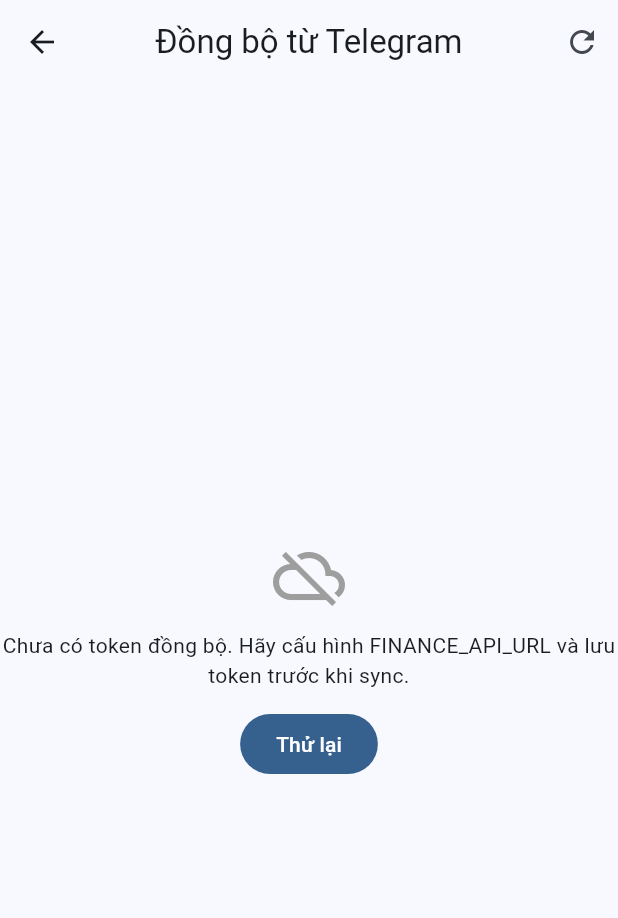
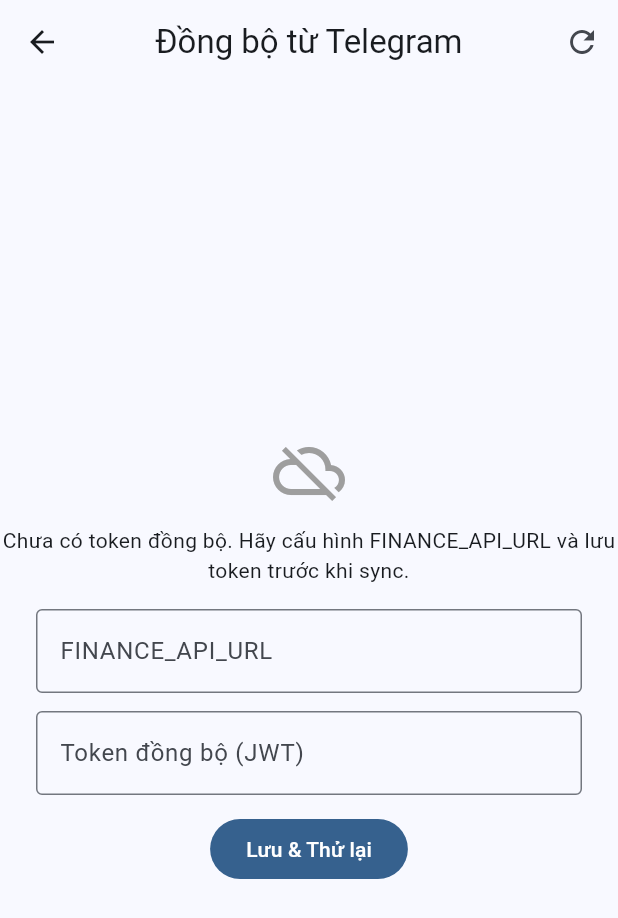
Before and after one commit to huydaobk/finance-suite, a Flutter app: the screen it shows after launch, item 2 of the bottom bar chosen, after a tap on the "telegram" icon, on a phone screen of 412 x 824 dp. Shown: the top 918 px of the screen. Run offline on Flutter 3.47's test engine with Material 3 defaults, Android fonts, the phone set to English and light mode, and no system bars; our stand-ins replace drift, drift_flutter, fl_chart, package_info_plus, rxdart, shared_preferences; accounts and stored records are empty; generated files the repository leaves out were written again.

Commit message:
fix(sync): allow setting FINANCE_API_URL + token in-app

```diff
--- a/finance-manager-app/finance_manager_app/lib/core/sync/finance_sync_service.dart
+++ b/finance-manager-app/finance_manager_app/lib/core/sync/finance_sync_service.dart
@@ -5,15 +5,25 @@
 
 /// Kết nối tới finance-api để pull giao dịch từ Telegram.
 class FinanceSyncService {
-  static const String _baseUrl = String.fromEnvironment(
-    'FINANCE_API_URL',
-    defaultValue: 'http://10.0.2.2:8089',
-  );
   static const _prefKeyToken = 'finance_api_token';
   static const _prefKeyLastSync = 'finance_api_last_sync';
+  static const _prefKeyBaseUrl = 'finance_api_url';
 
-  Uri get _syncUri => Uri.parse('$_baseUrl/sync');
-  Uri get _ackUri => Uri.parse('$_baseUrl/sync/ack');
+  Future<String> _getBaseUrl() async {
+    final prefs = await SharedPreferences.getInstance();
+    final saved = prefs.getString(_prefKeyBaseUrl);
+    if (saved != null && saved.trim().isNotEmpty) return saved.trim();
+
+    // fallback build-time define (optional)
+    const defined = String.fromEnvironment('FINANCE_API_URL', defaultValue: '');
+    if (defined.trim().isNotEmpty) return defined.trim();
+
+    // dev fallback
+    return 'http://10.0.2.2:8089';
+  }
+
+  Future<Uri> get _syncUri async => Uri.parse('${await _getBaseUrl()}/sync');
+  Future<Uri> get _ackUri async => Uri.parse('${await _getBaseUrl()}/sync/ack');
 
   /// Lấy JWT token (cache vào SharedPreferences).
   ///
@@ -35,15 +45,18 @@
     final lastSync = prefs.getString(_prefKeyLastSync);
 
     Future<List<InboxTx>> runWithToken(String token) async {
-      final uri = _syncUri.replace(
+      final base = await _syncUri;
+      final uri = base.replace(
         queryParameters: lastSync != null && lastSync.isNotEmpty
             ? {'since': lastSync}
             : null,
       );
-      final resp = await http.get(
-        uri,
-        headers: {'Authorization': 'Bearer $token'},
-      ).timeout(const Duration(seconds: 10));
+      final resp = await http
+          .get(
+            uri,
+            headers: {'Authorization': 'Bearer $token'},
+          )
+          .timeout(const Duration(seconds: 10));
 
       if (resp.statusCode != 200) {
         throw FinanceSyncException(
@@ -83,9 +96,10 @@
     final prefs = await SharedPreferences.getInstance();
 
     Future<void> runWithToken(String token) async {
+      final ackUri = await _ackUri;
       final resp = await http
           .post(
-            _ackUri,
+            ackUri,
             headers: {
               'Content-Type': 'application/json',
               'Authorization': 'Bearer $token',
--- a/finance-manager-app/finance_manager_app/lib/features/transactions/presentation/screens/telegram_sync_screen.dart
+++ b/finance-manager-app/finance_manager_app/lib/features/transactions/presentation/screens/telegram_sync_screen.dart
@@ -1,5 +1,6 @@
 import 'package:drift/drift.dart' show Value;
 import 'package:flutter/material.dart';
+import 'package:shared_preferences/shared_preferences.dart';
 import 'package:uuid/uuid.dart';
 
 import '../../../../core/db/app_database.dart';
@@ -16,6 +17,9 @@
 class _TelegramSyncScreenState extends State<TelegramSyncScreen> {
   final _svc = FinanceSyncService();
 
+  final _tokenCtrl = TextEditingController();
+  final _urlCtrl = TextEditingController();
+
   List<InboxTx> _pending = [];
   Set<int> _selected = {};
   bool _loading = false;
@@ -25,7 +29,28 @@
   @override
   void initState() {
     super.initState();
+    _loadPrefs();
     _fetch();
+  }
+
+  Future<void> _loadPrefs() async {
+    final prefs = await SharedPreferences.getInstance();
+    _tokenCtrl.text = prefs.getString('finance_api_token') ?? '';
+    _urlCtrl.text = prefs.getString('finance_api_url') ?? '';
+    if (mounted) setState(() {});
+  }
+
+  Future<void> _savePrefs() async {
+    final prefs = await SharedPreferences.getInstance();
+    final token = _tokenCtrl.text.trim();
+    final url = _urlCtrl.text.trim();
+    if (token.isNotEmpty) await prefs.setString('finance_api_token', token);
+    if (url.isNotEmpty) await prefs.setString('finance_api_url', url);
+    if (mounted) {
+      ScaffoldMessenger.of(context).showSnackBar(
+        const SnackBar(content: Text('Đã lưu cấu hình đồng bộ ✅')),
+      );
+    }
   }
 
   Future<void> _fetch() async {
@@ -180,9 +205,40 @@
                       const Icon(Icons.cloud_off, size: 48, color: Colors.grey),
                       const SizedBox(height: 12),
                       Text(_error!, textAlign: TextAlign.center),
+                      const SizedBox(height: 16),
+                      Padding(
+                        padding: const EdgeInsets.symmetric(horizontal: 24),
+                        child: Column(
+                          children: [
+                            TextField(
+                              controller: _urlCtrl,
+                              decoration: const InputDecoration(
+                                labelText: 'FINANCE_API_URL',
+                                hintText:
+                                    'vd: http://14.225.222.53:8089 hoặc https://your-domain',
+                                border: OutlineInputBorder(),
+                              ),
+                            ),
+                            const SizedBox(height: 12),
+                            TextField(
+                              controller: _tokenCtrl,
+                              decoration: const InputDecoration(
+                                labelText: 'Token đồng bộ (JWT)',
+                                hintText: 'Dán token vào đây',
+                                border: OutlineInputBorder(),
+                              ),
+                            ),
+                          ],
+                        ),
+                      ),
                       const SizedBox(height: 12),
                       FilledButton(
-                          onPressed: _fetch, child: const Text('Thử lại')),
+                        onPressed: () async {
+                          await _savePrefs();
+                          await _fetch();
+                        },
+                        child: const Text('Lưu & Thử lại'),
+                      ),
                     ],
                   ),
                 )
```
